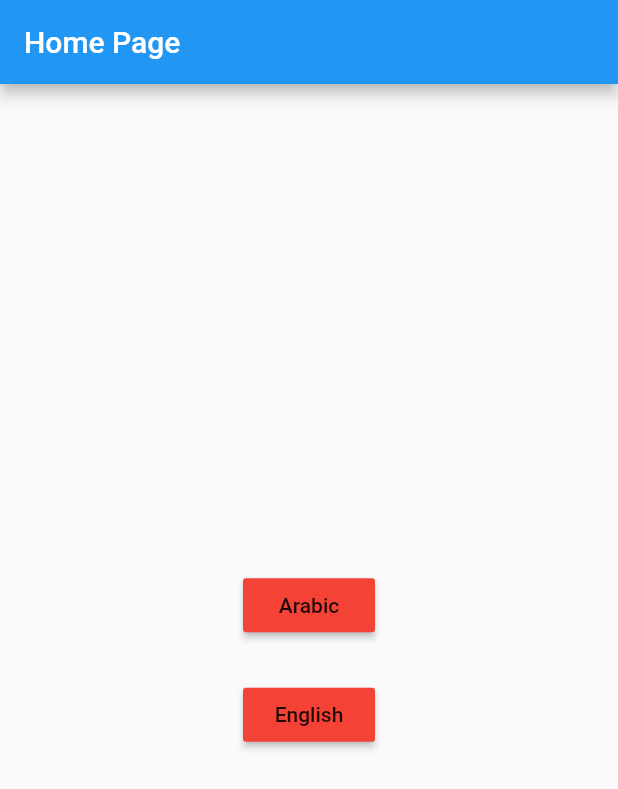
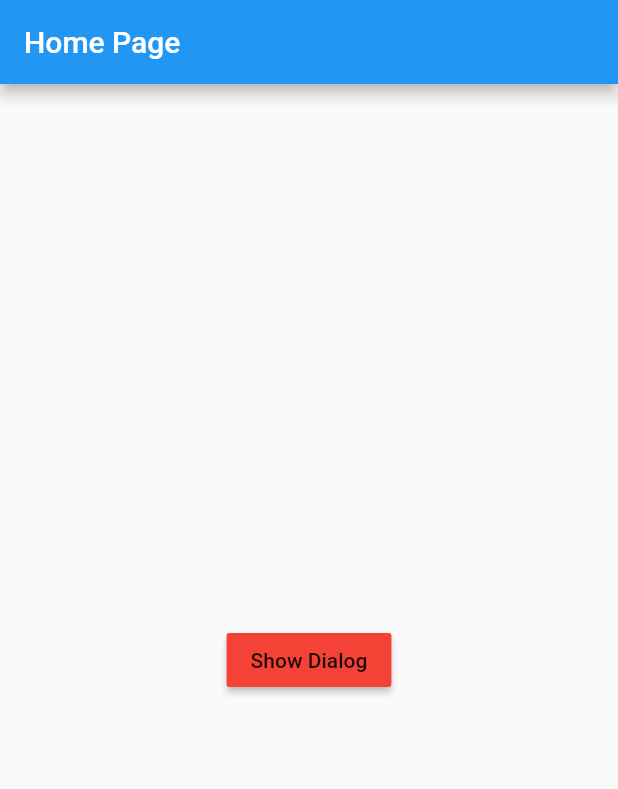
Before and after one commit to ImadDz-7/Learn-state-management-getx, a Flutter app: the screen it shows after launch, on a phone screen of 412 x 824 dp. Shown: the top 789 px of the screen. Run offline on Flutter 3.47's test engine with Material 2 defaults, Android fonts, the phone set to English and light mode, and no system bars; our stand-ins replace get, shared_preferences.

Commit message:
Add show dialog button in HomeView

```diff
--- a/lib/view/home_view.dart
+++ b/lib/view/home_view.dart
@@ -29,18 +29,10 @@ class HomeView extends StatelessWidget {
           children: [
             MaterialButton(
               onPressed: () {
-                controllerLang.changeLang('ar');
+
               },
               color: Colors.red,
-              child: const Text('Arabic'),
-            ),
-            const SizedBox(height: 25),
-            MaterialButton(
-              onPressed: () {
-                controllerLang.changeLang('en');
-              },
-              color: Colors.red,
-              child: const Text('English'),
+              child: const Text('Show Dialog'),
             ),
             // const SizedBox(height: 25),
             // MaterialButton(
```
